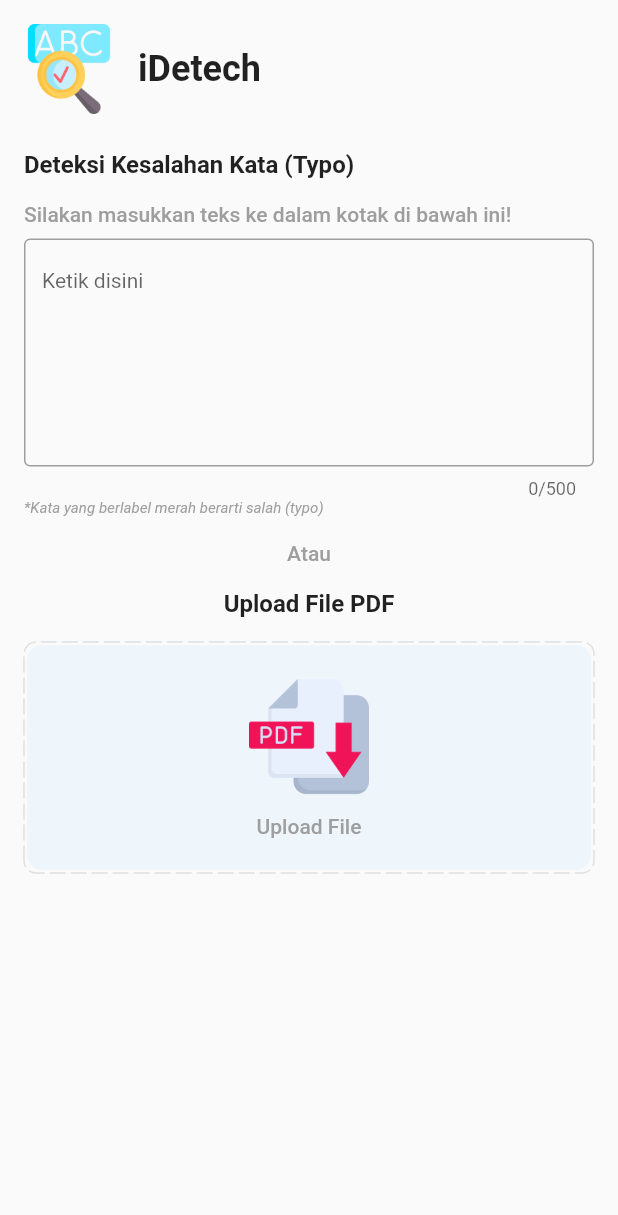
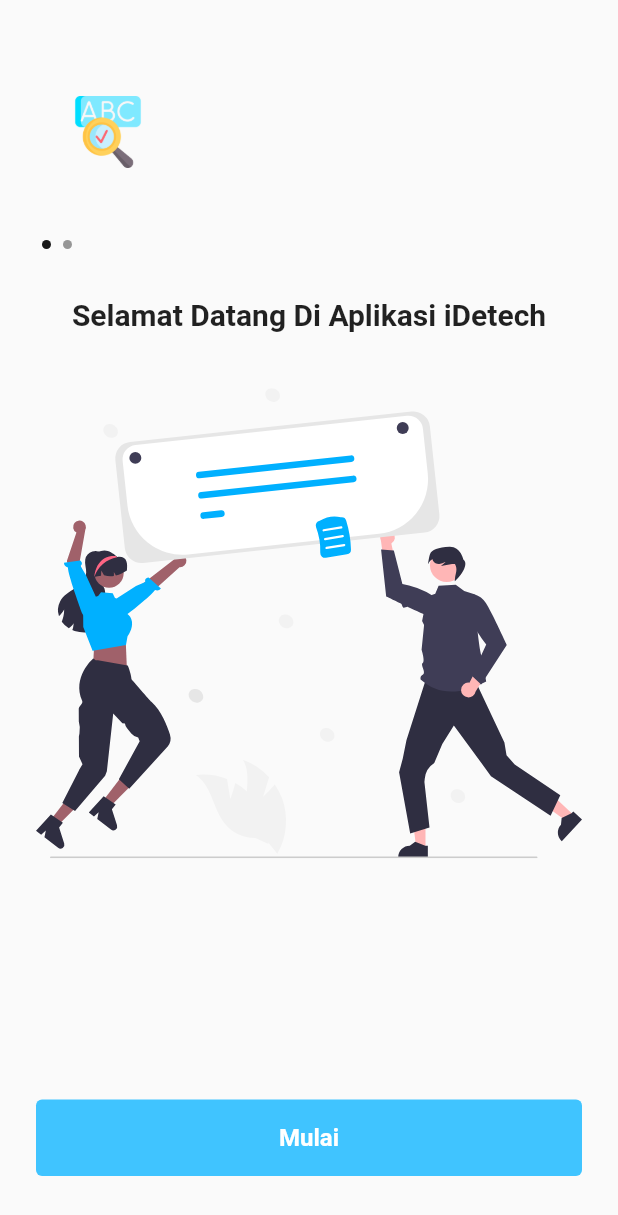
Before and after one commit to fadlijaya/spellchecker, a Flutter app: the screen it shows after launch, on a phone screen of 412 x 824 dp. Shown: the top 1215 px of the screen. Run offline on Flutter 3.47's test engine with Material 2 defaults, Android fonts, the phone set to English and light mode, and no system bars; drawn by our look-alikes of carousel_slider, dotted_border; our stand-ins replace file_picker, flutter_svg; missing offline and left inert: pdf_text, splash_screen_view.

Commit message:
add view page

```diff
--- a/lib/main.dart
+++ b/lib/main.dart
@@ -1,5 +1,6 @@
 import 'package:flutter/material.dart';
 import 'package:spellchecker/constants/constants.dart';
+import 'package:spellchecker/pages/view_page.dart';
 import 'package:splash_screen_view/SplashScreenView.dart';
 
 import 'pages/home_page.dart';
@@ -32,7 +33,7 @@ class SplashScreens extends StatelessWidget {
   @override
   Widget build(BuildContext context) {
     return SplashScreenView(
-      navigateRoute: const HomePage(),
+      navigateRoute: ViewPage(),
       duration: 3000,
       imageSrc: "assets/icon_app.png",
       imageSize: 90,
--- /dev/null
+++ b/lib/pages/view_page.dart
@@ -0,0 +1,153 @@
+import 'package:carousel_slider/carousel_slider.dart';
+import 'package:flutter/material.dart';
+import 'package:flutter_svg/flutter_svg.dart';
+import 'package:spellchecker/pages/home_page.dart';
+
+class ViewPage extends StatefulWidget {
+  const ViewPage({super.key});
+
+  @override
+  State<ViewPage> createState() => _ViewPageState();
+}
+
+class _ViewPageState extends State<ViewPage> {
+  final _carouselController = CarouselController();
+  int _currentIndex = 0;
+  List listIndicator = [1, 2];
+  List<String> imgList = [
+    'assets/welcome.svg',
+    'assets/welcome2.svg'
+  ];
+
+  @override
+  Widget build(BuildContext context) {
+    Size size = MediaQuery.of(context).size;
+    return Scaffold(
+      body: SafeArea(
+          child: Container(
+              width: size.width,
+              height: size.height,
+              padding: const EdgeInsets.all(24),
+              child: pageView(size))),
+    );
+  }
+
+  Widget pageView(Size size) {
+    return Container(
+      child: Column(
+        crossAxisAlignment: CrossAxisAlignment.start,
+        children: [
+          Padding(
+            padding: const EdgeInsets.only(top: 40, left: 24),
+            child: Image.asset(
+              'assets/icon_app.png',
+              width: 48,
+            ),
+          ),
+          pageSlider(size),
+          Spacer(),
+          GestureDetector(
+            onTap: () => Navigator.pushAndRemoveUntil(
+                context,
+                MaterialPageRoute(builder: (context) => HomePage()),
+                (route) => false),
+            child: Container(
+              margin: const EdgeInsets.only(bottom: 16),
+              padding: const EdgeInsets.all(16.0),
+              decoration: BoxDecoration(
+                  borderRadius: BorderRadius.circular(4),
+                  color: Colors.lightBlueAccent),
+              child: Center(
+                  child: Text(
+                "Mulai",
+                style: TextStyle(
+                    color: Colors.white,
+                    fontSize: 16,
+                    fontWeight: FontWeight.bold),
+              )),
+            ),
+          )
+        ],
+      ),
+    );
+  }
+
+  Widget pageSlider(Size size) {
+    return Container(
+      width: size.width,
+      height: size.height / 1.7,
+      margin: const EdgeInsets.only(top: 40),
+      child: Column(
+        children: [
+          Row(
+              children: listIndicator.asMap().entries.map((entry) {
+            return GestureDetector(
+              onTap: () => _carouselController.animateToPage(entry.key),
+              child: Container(
+                width: 6.0,
+                height: 6.0,
+                margin:
+                    const EdgeInsets.symmetric(vertical: 8.0, horizontal: 4.0),
+                decoration: BoxDecoration(
+                    shape: BoxShape.circle,
+                    color: (Theme.of(context).brightness == Brightness.dark
+                            ? Colors.white
+                            : Colors.black)
+                        .withOpacity(_currentIndex == entry.key ? 0.9 : 0.4)),
+              ),
+            );
+          }).toList()),
+          Container(
+            width: size.width,
+            height: size.height / 2,
+            margin: const EdgeInsets.only(top: 24),
+            child: CarouselSlider(
+                items: imgList
+                    .map(
+                      (item) => Column(
+                        children: [
+                          if (item == 'assets/welcome.svg')
+                          const Text("Selamat Datang Di Aplikasi iDetech", style: TextStyle(fontSize: 20, fontWeight: FontWeight.bold),),
+                          if (item == 'assets/welcome2.svg')
+                          Column(
+                            children: [
+                              Padding(
+                                padding: const EdgeInsets.only(bottom: 8),
+                                child: const Text("Deteksi Kesalahan Kata atau Typo", style: TextStyle(fontSize: 20, fontWeight: FontWeight.bold),),
+                              ),
+                              Row(
+                                mainAxisAlignment: MainAxisAlignment.center,
+                                children: [
+                                  Text("Saya sedang ", style: TextStyle(),),
+                                  Container(
+                                    color: Colors.red.shade100,
+                                    child: Text("belajarr"),)
+                                ],
+                              )
+                            ],
+                          ),
+                          Expanded(
+                              child: ClipRRect(
+                                  child:
+                                      SvgPicture.asset(item))),
+                        ],
+                      ),
+                    )
+                    .toList(),
+                carouselController: _carouselController,
+                options: CarouselOptions(
+                    viewportFraction: 1,
+                    aspectRatio: 1,
+                    autoPlay: false,
+                    enlargeCenterPage: true,
+                    onPageChanged: (index, reason) {
+                      setState(() {
+                        _currentIndex = index;
+                      });
+                    })),
+          ),
+        ],
+      ),
+    );
+  }
+}
--- a/pubspec.yaml
+++ b/pubspec.yaml
@@ -14,6 +14,8 @@ dependencies:
   pdf_text: ^0.5.0
   file_picker: ^5.2.1
   dotted_border: ^2.0.0+3
+  flutter_svg: ^1.0.0
+  carousel_slider: ^4.2.1
   cupertino_icons: ^1.0.2
 
 dev_dependencies:
@@ -49,3 +51,5 @@ flutter:
     - assets/icon_app.png
     - assets/upload_pdf.png
     - assets/pdf.png
+    - assets/welcome.svg
+    - assets/welcome2.svg
```
Also changed, not shown: assets/welcome.svg (added), assets/welcome2.svg (added), pubspec.lock.
